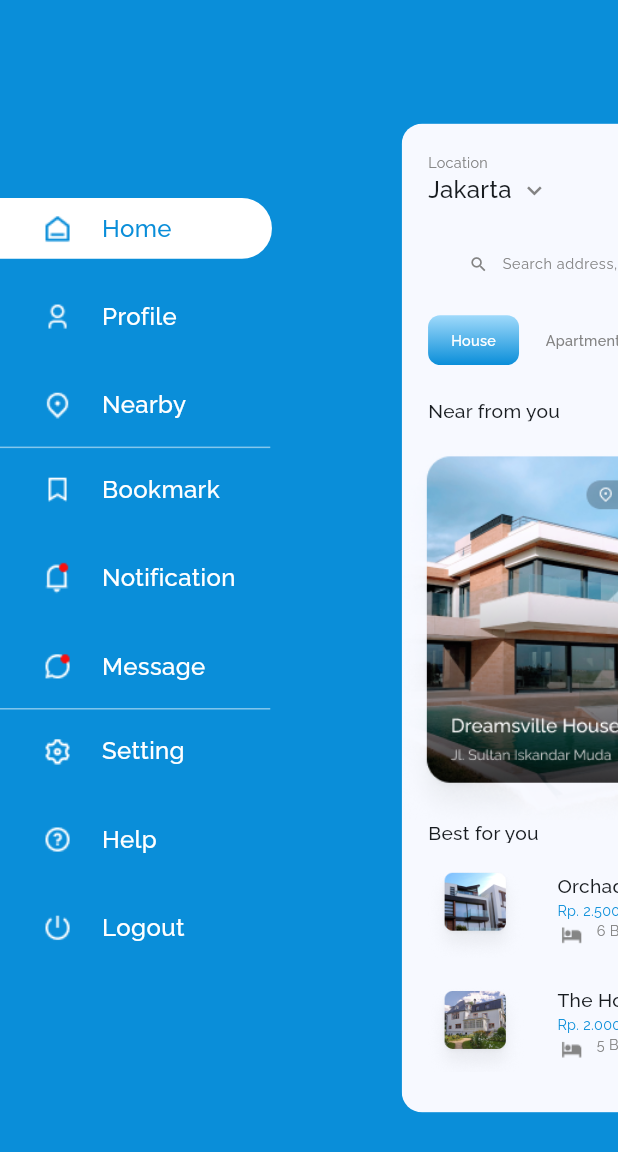
After one commit to ManuelSena19/zaptek-home-rental, a Flutter app: the screen it shows after launch, after a tap on "Location", on a phone screen of 412 x 824 dp. The commit adds this screen. Shown: the top 1152 px of the screen. Run offline on Flutter 3.47's test engine with Material 2 defaults, Android fonts, the phone set to English and light mode, and no system bars; drawn by our look-alikes of flutter_zoom_drawer; our stand-ins replace google_fonts.

Commit message:
completed menu screen with zoom drawer

```diff
--- a/lib/home_page.dart
+++ b/lib/home_page.dart
@@ -1,18 +1,14 @@
 import 'package:flutter/material.dart';
+import 'package:flutter_zoom_drawer/flutter_zoom_drawer.dart';
 import 'package:google_fonts/google_fonts.dart';
 import 'package:zaptek_rental/details_page.dart';
 
-class HomePage extends StatefulWidget {
+class HomePage extends StatelessWidget {
   const HomePage({super.key});
 
   @override
-  State<HomePage> createState() => _HomePageState();
-}
-
-class _HomePageState extends State<HomePage> {
+  Widget build(BuildContext context) {
     Color grey = const Color.fromRGBO(131, 131, 131, 1);
-  @override
-  Widget build(BuildContext context) {
     double height = MediaQuery.of(context).size.height;
     double width = MediaQuery.of(context).size.width;
 
@@ -43,7 +39,16 @@ class _HomePageState extends State<HomePage> {
               crossAxisAlignment: CrossAxisAlignment.center,
               mainAxisAlignment: MainAxisAlignment.start,
               children: [
-                Column(
+                GestureDetector(
+                  onTap: () {
+                    if(ZoomDrawer.of(context)!.isOpen()){
+                      ZoomDrawer.of(context)!.close();
+                    }
+                    else{
+                      ZoomDrawer.of(context)!.open();
+                    }
+                  },
+                  child: Column(
                     crossAxisAlignment: CrossAxisAlignment.start,
                     children: [
                       Text(
@@ -71,6 +76,7 @@ class _HomePageState extends State<HomePage> {
                         ],
                       ),
                     ],
+                  ),
                 ),
                 Expanded(child: Container()),
                 Image.asset('assets/notification.png')
--- a/lib/main.dart
+++ b/lib/main.dart
@@ -1,5 +1,5 @@
 import 'package:flutter/material.dart';
-import 'package:zaptek_rental/home_page.dart';
+import 'menu_page.dart' as m;
 
 void main() {
   runApp(const MyApp());
@@ -20,7 +20,7 @@ class MyApp extends StatelessWidget {
         useMaterial3: true,
       ),
       debugShowCheckedModeBanner: false,
-      home: const HomePage(),
+      home: const m.Drawer(),
     );
   }
 }
--- /dev/null
+++ b/lib/menu_page.dart
@@ -0,0 +1,205 @@
+import 'package:flutter/material.dart';
+import 'package:flutter_zoom_drawer/flutter_zoom_drawer.dart';
+import 'package:google_fonts/google_fonts.dart';
+import 'home_page.dart';
+
+class MenuPage extends StatefulWidget {
+  const MenuPage({super.key});
+
+  @override
+  State<MenuPage> createState() => _MenuPageState();
+}
+
+class _MenuPageState extends State<MenuPage> {
+  @override
+  Widget build(BuildContext context) {
+    double height = MediaQuery.of(context).size.height;
+    double width = MediaQuery.of(context).size.width;
+
+    double heightRatio = height / 812;
+    double widthRatio = width / 375;
+
+    double verticalConverter(double value) {
+      double newValue = heightRatio * value;
+      return newValue;
+    }
+
+    double horizontalConverter(double value) {
+      double newValue = widthRatio * value;
+      return newValue;
+    }
+
+    return Scaffold(
+      backgroundColor: const Color.fromRGBO(10, 142, 217, 1),
+      body: ListView(
+        children: [
+          SizedBox(height: verticalConverter(130)),
+          MenuItem(
+            leading: Image.asset('assets/home.png'),
+            title: 'Home',
+            isActive: true,
+          ),
+          SizedBox(height: verticalConverter(18)),
+          MenuItem(
+            leading: Image.asset('assets/profile.png'),
+            title: 'Profile',
+            isActive: false,
+          ),
+          SizedBox(height: verticalConverter(18)),
+          MenuItem(
+            leading: Image.asset('assets/location.png'),
+            title: 'Nearby',
+            isActive: false,
+          ),
+          Align(
+            alignment: Alignment.centerLeft,
+            child: SizedBox(
+              width: horizontalConverter(164),
+              child: const Divider(
+                thickness: 1,
+                color: Color.fromRGBO(255, 255, 255, 0.5),
+              ),
+            ),
+          ),
+          MenuItem(
+            leading: Image.asset('assets/bookmark.png'),
+            title: 'Bookmark',
+            isActive: false,
+          ),
+          SizedBox(height: verticalConverter(18)),
+          MenuItem(
+            leading: Image.asset('assets/notification_menu.png'),
+            title: 'Notification',
+            isActive: false,
+          ),
+          SizedBox(height: verticalConverter(18)),
+          MenuItem(
+            leading: Image.asset('assets/message_menu.png'),
+            title: 'Message',
+            isActive: false,
+          ),
+          Align(
+            alignment: Alignment.centerLeft,
+            child: SizedBox(
+              width: horizontalConverter(164),
+              child: const Divider(
+                thickness: 1,
+                color: Color.fromRGBO(255, 255, 255, 0.5),
+              ),
+            ),
+          ),
+          MenuItem(
+            leading: Image.asset('assets/setting.png'),
+            title: 'Setting',
+            isActive: false,
+          ),
+          SizedBox(height: verticalConverter(18)),
+          MenuItem(
+            leading: Image.asset('assets/help.png'),
+            title: 'Help',
+            isActive: false,
+          ),
+          SizedBox(height: verticalConverter(18)),
+          MenuItem(
+            leading: Image.asset('assets/logout.png'),
+            title: 'Logout',
+            isActive: false,
+          ),
+        ],
+      ),
+    );
+  }
+}
+
+class Drawer extends StatefulWidget {
+  const Drawer({super.key});
+
+  @override
+  State<Drawer> createState() => _DrawerState();
+}
+
+class _DrawerState extends State<Drawer> {
+  final ZoomDrawerController _drawerController = ZoomDrawerController();
+
+  @override
+  Widget build(BuildContext context) {
+    return Scaffold(
+      backgroundColor: const Color.fromRGBO(10, 142, 217, 1),
+      body: ZoomDrawer(
+        controller: _drawerController,
+        menuScreen: const MenuPage(),
+        mainScreen: const HomePage(),
+        borderRadius: 17.14,
+        angle: 0,
+        showShadow: false,
+        slideWidth: MediaQuery.of(context).size.width * 0.65,
+        mainScreenScale: 0.2,
+        shadowLayer1Color: Colors.transparent,
+        shadowLayer2Color: Colors.transparent,
+      ),
+    );
+  }
+}
+
+class MenuItem extends StatelessWidget {
+  const MenuItem(
+      {super.key,
+      required this.leading,
+      required this.title,
+      required this.isActive});
+
+  final Widget leading;
+  final String title;
+  final bool isActive;
+
+  @override
+  Widget build(BuildContext context) {
+    double height = MediaQuery.of(context).size.height;
+    double width = MediaQuery.of(context).size.width;
+
+    double heightRatio = height / 812;
+    double widthRatio = width / 375;
+
+    double verticalConverter(double value) {
+      double newValue = heightRatio * value;
+      return newValue;
+    }
+
+    double horizontalConverter(double value) {
+      double newValue = widthRatio * value;
+      return newValue;
+    }
+
+    return Align(
+      alignment: Alignment.centerLeft,
+      child: Container(
+        width: horizontalConverter(165),
+        height: verticalConverter(40),
+        decoration: BoxDecoration(
+          borderRadius: const BorderRadius.only(
+              topRight: Radius.circular(20), bottomRight: Radius.circular(20)),
+          color: isActive == true
+              ? Colors.white
+              : const Color.fromRGBO(10, 142, 217, 1),
+        ),
+        child: Row(
+          children: [
+            SizedBox(width: horizontalConverter(24)),
+            leading,
+            SizedBox(width: horizontalConverter(16)),
+            Text(
+              title,
+              style: GoogleFonts.raleway(
+                fontWeight: FontWeight.w500,
+                fontSize: 16,
+                color: isActive == true
+                    ? const Color.fromRGBO(10, 142, 217, 1)
+                    : Colors.white,
+              ),
+            ),
+          ],
+        ),
+      ),
+    );
+  }
+}
--- a/pubspec.yaml
+++ b/pubspec.yaml
@@ -13,6 +13,7 @@ dependencies:
 
   cupertino_icons: ^1.0.2
   google_fonts: ^6.1.0
+  flutter_zoom_drawer: ^3.1.1
 
 dev_dependencies:
   flutter_test:
```
Also changed, not shown: assets/bookmark.png (added), assets/help.png (added), assets/home.png (added), assets/location.png (added), assets/logout.png (added), assets/message_menu.png (added), assets/notification_menu.png (added), assets/profile.png (added), assets/setting.png (added), pubspec.lock. Lines whose indentation alone changed are shown as unchanged.
